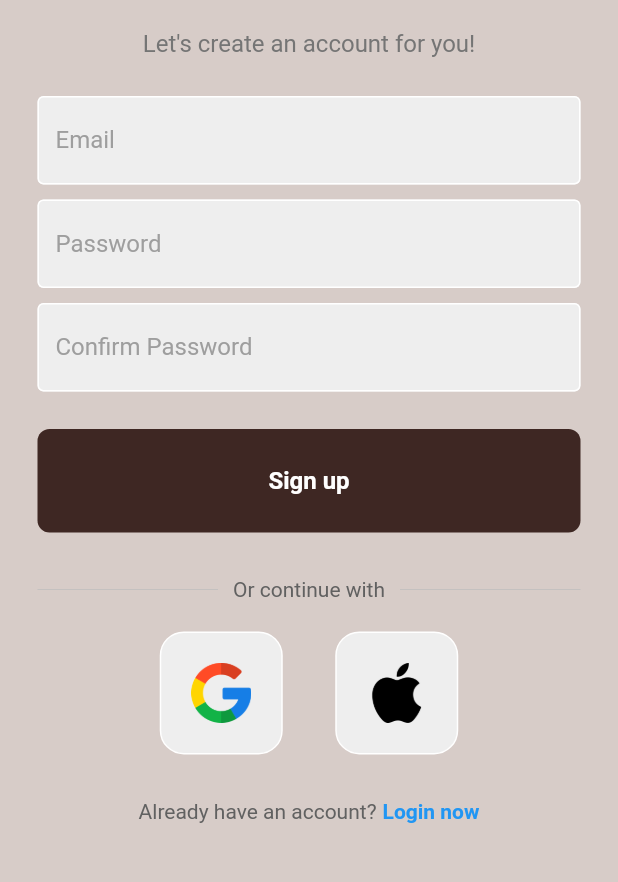
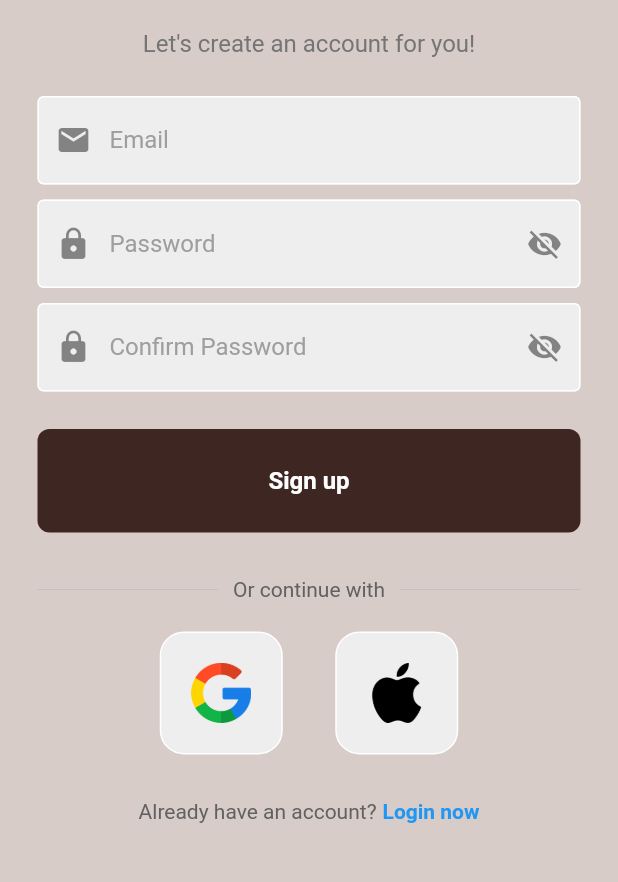
Before and after one commit to SaiokM/DreamSober, a Flutter app: the screen it shows after launch, after a tap on "Register now", on a phone screen of 412 x 824 dp, the part 324-1206 px from its top. Run offline on Flutter 3.47's test engine with Material 2 defaults, Android fonts, the phone set to English and light mode, and no system bars; our stand-ins replace carousel_slider, firebase_auth, firebase_core, firebase_database, fl_chart, google_nav_bar and 2 more; accounts and stored records are empty; network calls fail.

Commit message:
update login page with psw visibility

```diff
--- /dev/null
+++ b/lib/components/textfiel_psw.dart
@@ -0,0 +1,57 @@
+import 'package:flutter/material.dart';
+
+class PswTextField extends StatefulWidget {
+  final controller;
+  final String hintText;
+  final bool obscureText;
+
+  const PswTextField({
+    Key? key,
+    required this.controller,
+    required this.hintText,
+    required this.obscureText,
+  }) : super(key: key);
+
+  @override
+  _PswTextFieldState createState() => _PswTextFieldState();
+}
+
+class _PswTextFieldState extends State<PswTextField> {
+  bool _passwordVisible = false;
+
+  void _showPassword() {
+    setState(() {
+      _passwordVisible = !_passwordVisible;
+    });
+  }
+
+  @override
+  Widget build(BuildContext context) {
+    return Padding(
+      padding: const EdgeInsets.symmetric(horizontal: 25.0),
+      child: TextField(
+        controller: widget.controller,
+        obscureText: widget.obscureText && !_passwordVisible,
+        decoration: InputDecoration(
+          prefixIcon: const Icon(Icons.lock),
+          enabledBorder: const OutlineInputBorder(
+            borderSide: BorderSide(color: Colors.white),
+          ),
+          focusedBorder: const OutlineInputBorder(
+            borderSide: BorderSide(color: Colors.brown),
+          ),
+          fillColor: Colors.grey.shade200,
+          filled: true,
+          hintText: widget.hintText,
+          hintStyle: TextStyle(color: Colors.grey[500]),
+          suffixIcon: IconButton(
+            icon: Icon(
+              _passwordVisible ? Icons.visibility : Icons.visibility_off,
+            ),
+            onPressed: _showPassword,
+          ),
+        ),
+      ),
+    );
+  }
+}
--- a/lib/components/my_textfield.dart
+++ b/lib/components/textfield_mail.dart
@@ -1,11 +1,11 @@
 import 'package:flutter/material.dart';
 
-class MyTextField extends StatelessWidget {
+class MailTextField extends StatelessWidget {
   final controller;
   final String hintText;
   final bool obscureText;
 
-  const MyTextField({
+  const MailTextField({
     super.key,
     required this.controller,
     required this.hintText,
@@ -20,11 +20,12 @@ class MyTextField extends StatelessWidget {
         controller: controller,
         obscureText: obscureText,
         decoration: InputDecoration(
+            prefixIcon: const Icon(Icons.mail),
             enabledBorder: const OutlineInputBorder(
               borderSide: BorderSide(color: Colors.white),
             ),
             focusedBorder: OutlineInputBorder(
-              borderSide: BorderSide(color: Colors.grey.shade400),
+              borderSide: BorderSide(color: Colors.brown),
             ),
             fillColor: Colors.grey.shade200,
             filled: true,
--- a/lib/models/sleepFunction.dart
+++ b/lib/models/sleepFunction.dart
@@ -4,10 +4,10 @@ import 'package:flutter/material.dart';
 
 class SleepFunction {
   late final int _age;
-  late final _timeAsleep;
-  late final _sleepDuration;
-  late final _timeToFallAsleep;
-  late final _timeAwake;
+  late final int _timeAsleep;
+  late final double _sleepDuration;
+  late final int _timeToFallAsleep;
+  late final int _timeAwake;
   late final double _sleepEfficiencyScore;
   late final double _sleepLatencyScore;
   late final double _sleepDurationScore;
@@ -34,7 +34,7 @@ class SleepFunction {
 
   //Sleep Effinciency (SE) = time asleep/total time in bed
   double? SleepEfficiency() {
-    int sleepEfficiency = (_timeAsleep * 60 / _sleepDuration) * 100; //%
+    double sleepEfficiency = (_timeAsleep * 60 / _sleepDuration) * 100; //%
     if (_age >= 25) {
       //adult
       if (sleepEfficiency >= 85) {
--- a/lib/pages/authorization/login_page.dart
+++ b/lib/pages/authorization/login_page.dart
@@ -1,7 +1,8 @@
 import 'package:firebase_auth/firebase_auth.dart';
 import 'package:flutter/material.dart';
 import 'package:dreamsober/components/my_button.dart';
-import 'package:dreamsober/components/my_textfield.dart';
+import 'package:dreamsober/components/textfield_mail.dart';
+import 'package:dreamsober/components/textfiel_psw.dart';
 import 'package:dreamsober/components/square_tile.dart';
 
 import '../impact_on.dart';
@@ -94,7 +95,7 @@ class _LoginPageState extends State<LoginPage> {
                 const SizedBox(height: 20),
 
                 // email textfield
-                MyTextField(
+                MailTextField(
                   controller: emailController,
                   hintText: 'Email',
                   obscureText: false,
@@ -103,7 +104,7 @@ class _LoginPageState extends State<LoginPage> {
                 const SizedBox(height: 10),
 
                 // password textfield
-                MyTextField(
+                PswTextField(
                   controller: passwordController,
                   hintText: 'Password',
                   obscureText: true,
@@ -117,9 +118,22 @@ class _LoginPageState extends State<LoginPage> {
                   child: Row(
                     mainAxisAlignment: MainAxisAlignment.end,
                     children: [
-                      Text(
-                        'Forgot Password?',
-                        style: TextStyle(color: Colors.grey[600]),
+                      GestureDetector(
+                        onTap: () {
+                          ScaffoldMessenger.of(context).showSnackBar(
+                            const SnackBar(
+                              content: Text("Avaible from the next update"),
+                              duration: Duration(seconds: 1),
+                            ),
+                          );
+                        },
+                        child: const Text(
+                          'Forgot Password?',
+                          style: TextStyle(
+                            color: Colors.grey,
+                            fontWeight: FontWeight.bold,
+                          ),
+                        ),
                       ),
                     ],
                   ),
--- a/lib/pages/authorization/register_page.dart
+++ b/lib/pages/authorization/register_page.dart
@@ -2,7 +2,8 @@ import 'package:dreamsober/pages/profilePage.dart';
 import 'package:firebase_auth/firebase_auth.dart';
 import 'package:flutter/material.dart';
 import 'package:dreamsober/components/my_button.dart';
-import 'package:dreamsober/components/my_textfield.dart';
+import 'package:dreamsober/components/textfield_mail.dart';
+import 'package:dreamsober/components/textfiel_psw.dart';
 import 'package:dreamsober/components/square_tile.dart';
 import 'package:dreamsober/screens/impacttest.dart';
 
@@ -49,7 +50,6 @@ class _RegisterPageState extends State<RegisterPage> {
         //navigateToImpactPage();
 
         navigateToProfilePage();
-
       } else {
         //show error message, passwords don't match
         showErrorMessage("Passwords don't match!");
@@ -101,8 +101,6 @@ class _RegisterPageState extends State<RegisterPage> {
     );
   }
 
-
-
   @override
   Widget build(BuildContext context) {
     return Scaffold(
@@ -114,8 +112,6 @@ class _RegisterPageState extends State<RegisterPage> {
             child: Column(
               mainAxisAlignment: MainAxisAlignment.center,
               children: [
-
-
                 // logo
                 Image.asset(
                   'assets/logo_full_name.png',
@@ -136,7 +132,7 @@ class _RegisterPageState extends State<RegisterPage> {
                 const SizedBox(height: 25),
 
                 // email textfield
-                MyTextField(
+                MailTextField(
                   controller: emailController,
                   hintText: 'Email',
                   obscureText: false,
@@ -145,7 +141,7 @@ class _RegisterPageState extends State<RegisterPage> {
                 const SizedBox(height: 10),
 
                 // password textfield
-                MyTextField(
+                PswTextField(
                   controller: passwordController,
                   hintText: 'Password',
                   obscureText: true,
@@ -154,7 +150,7 @@ class _RegisterPageState extends State<RegisterPage> {
                 const SizedBox(height: 10),
 
                 // confirm password textfield
-                MyTextField(
+                PswTextField(
                   controller: confirmpasswordController,
                   hintText: 'Confirm Password',
                   obscureText: true,
--- a/lib/pages/profilePage.dart
+++ b/lib/pages/profilePage.dart
@@ -1,5 +1,6 @@
 import 'package:dreamsober/models/userprefs.dart';
 import 'package:dreamsober/pages/authorization/auth_page.dart';
+import 'package:dreamsober/pages/impact_on.dart';
 import 'package:flutter/material.dart';
 import 'package:dreamsober/models/user.dart';
 import 'package:firebase_database/firebase_database.dart';
@@ -314,8 +315,10 @@ class _ProfilePageState extends State<ProfilePage> {
                                   _currentUser = CurrentUser(
                                       name, age, height, weight, sex);
                                   _currentUser.saveToDB(dbRef.child("User"));
-                                  Navigator.pushReplacementNamed(context,
-                                      ImpactTest.route); // Torna home page
+                                  Navigator.pushReplacementNamed(
+                                      context,
+                                      ImpactOnboarding
+                                          .route); // Torna home page
                                 }
                               },
                               child: const Text(
```
Also changed, not shown: assets/impact_logo.png. Lines whose indentation alone changed are shown as unchanged.
